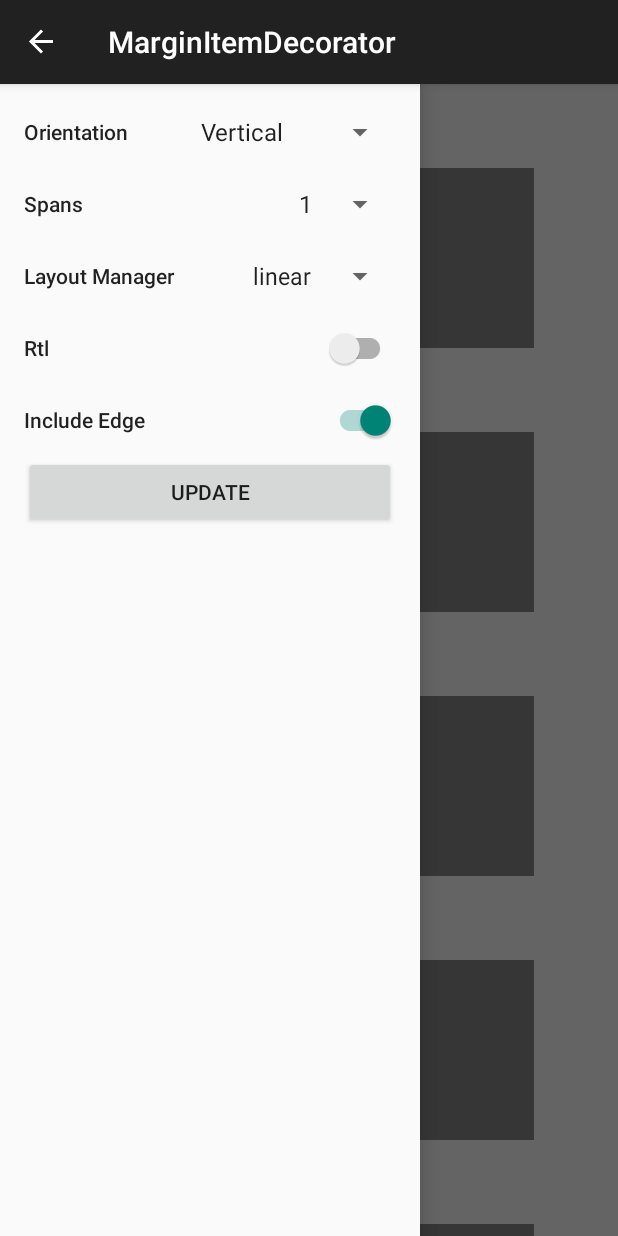
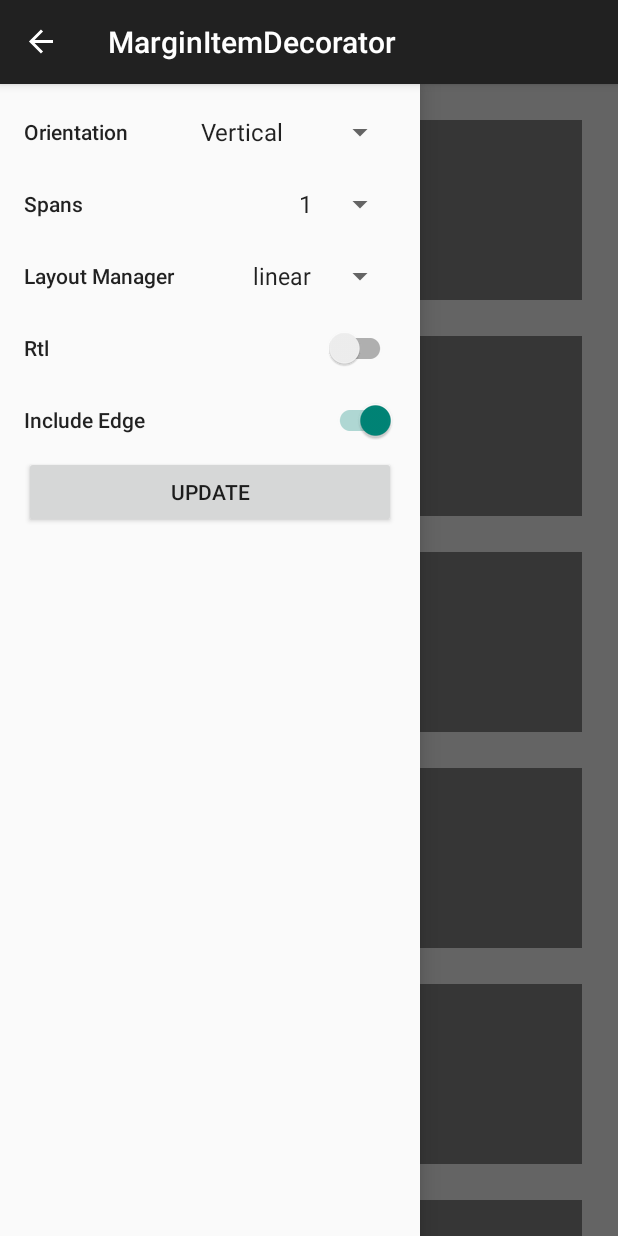
Before and after one commit to Alireza-Farahani/EqualSpace-ItemDecoration, an Android app: the screen it shows after launch (ShowcaseActivity), with the side drawer open, on a phone screen of 412 x 824 dp. Run offline under Robolectric (Android 15) with nearby library versions, the phone set to English and light mode, and no system bars.

```diff
--- a/app/src/main/java/me/farahani/marginitemdecorator/ShowcaseActivity.kt
+++ b/app/src/main/java/me/farahani/marginitemdecorator/ShowcaseActivity.kt
@@ -30,7 +30,7 @@ class ShowcaseActivity : AppCompatActivity() {
 
     companion object {
         const val ITEM_SIZE = 120//dp
-        const val MARGIN = 56//dp
+        const val MARGIN = 24//dp
     }
 
     private lateinit var drawer: DrawerLayout
```
Also changed, not shown: 3 other files.
